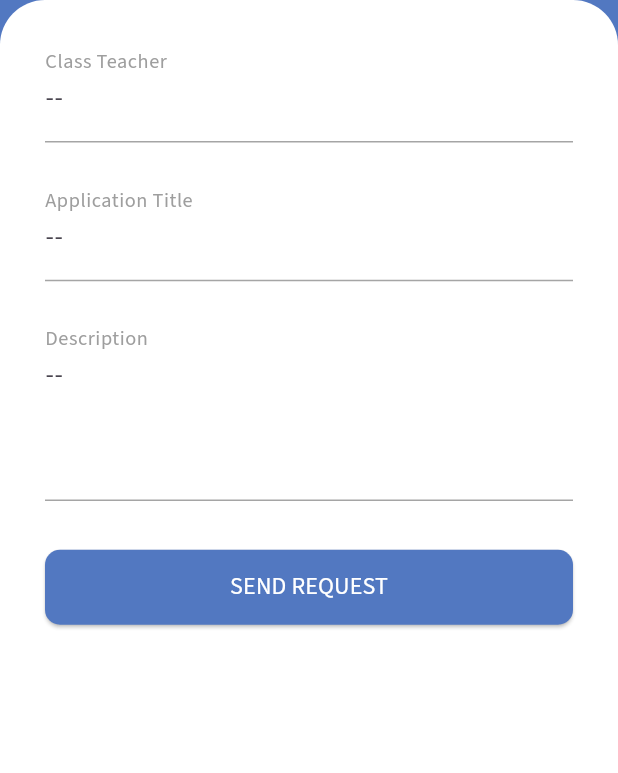
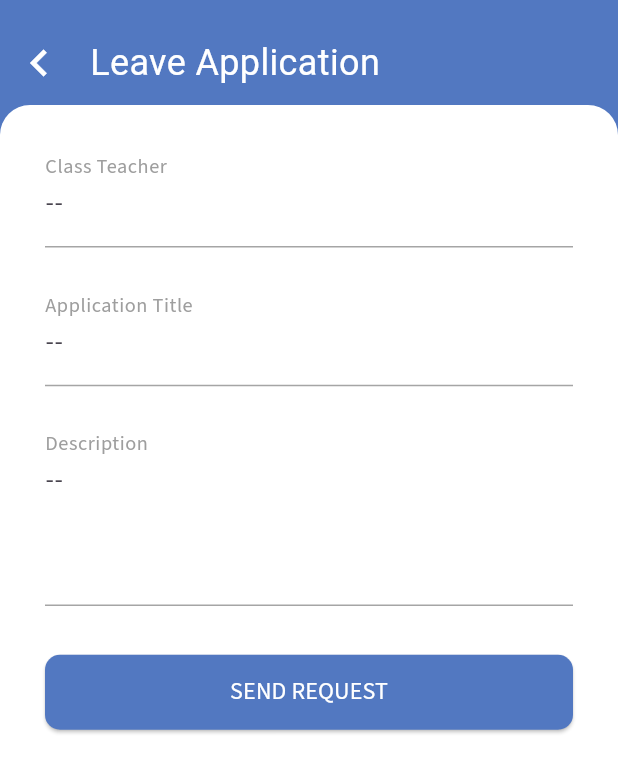
Before and after one commit to georgecabaccang/iskulapp-flutter, a Flutter app: the LeaveApplicationPage screen opened directly, on a phone screen of 412 x 824 dp. Shown: the top 773 px of the screen. Run offline on Flutter 3.47's test engine with Material 3 defaults, Android fonts, the phone set to English and light mode, and no system bars; our stand-ins replace dotted_line, flutter_bloc, flutter_dotenv, flutter_secure_storage, flutter_spinkit, freezed_annotation and 1 more; accounts and stored records are empty.

Commit message:
applied refractor in leave_application_page

```diff
--- a/lib/pages/assignment/assignment_add/assignment_add_page/widgets/add_assignment_dropdown.dart
+++ b/lib/pages/assignment/assignment_add/assignment_add_page/widgets/add_assignment_dropdown.dart
@@ -16,7 +16,8 @@ class AddAssignmentDropdown extends StatelessWidget {
 
   @override
   Widget build(BuildContext context) {
-    return DropdownButtonFormField<String>(
+    return Material(
+      child: DropdownButtonFormField<String>(
         value: value,
         decoration: InputDecoration(
           hintText: hint,
@@ -39,6 +40,7 @@ class AddAssignmentDropdown extends StatelessWidget {
         onChanged: onChanged,
         isExpanded: true, // Makes the dropdown take the full width
         icon: const Icon(Icons.keyboard_arrow_down_sharp, color: Colors.grey),
+      ),
     );
   }
 }
--- a/lib/pages/leave_application/leave_application_page.dart
+++ b/lib/pages/leave_application/leave_application_page.dart
@@ -3,6 +3,8 @@ import 'package:school_erp/theme/colors.dart';
 import 'package:school_erp/pages/common_widgets/custom_app_bar.dart';
 import 'package:school_erp/pages/assignment/widgets/assignment_animation_manager.dart';
 import 'package:school_erp/pages/leave_application/widgets/leave_application_card.dart';
+import 'package:school_erp/pages/EnterExitRoute.dart';
+import 'package:school_erp/pages/common_widgets/app_content.dart';
 
 class LeaveApplicationPage extends StatefulWidget {
   const LeaveApplicationPage({super.key});
@@ -13,66 +15,32 @@ class LeaveApplicationPage extends StatefulWidget {
 
 class _LeaveApplicationPageState extends State<LeaveApplicationPage>
     with SingleTickerProviderStateMixin {
-  late AssignmentAnimationManager animationManager;
-
-  @override
-  void initState() {
-    super.initState();
-    animationManager = AssignmentAnimationManager(vsync: this);
-    _startAnimation();
-  }
-
-  void _startAnimation() {
-    animationManager.startAnimation();
-  }
-
-  void _handleBackPress() {
-    animationManager.reverseAnimation();
-    Future.delayed(animationManager.duration, () {
-      if (mounted) {
-        Navigator.pop(context);
-      }
-    });
-  }
 
   @override
   Widget build(BuildContext context) {
-    return Scaffold(
-      body: Stack(
+    return const Scaffold(
+      backgroundColor: AppColors.primaryColor,
+      body: Column(
         children: [
-          Container(color: AppColors.primaryColor),
-          AnimatedBuilder(
-            animation: animationManager.controller,
-            builder: (context, child) {
-              return Positioned(
-                top: animationManager.topPosition,
-                left: 0,
-                right: 0,
-                bottom: 0,
-                child: Container(
-                  decoration: const BoxDecoration(
-                    color: Colors.white,
-                    borderRadius: BorderRadius.only(
-                      topLeft: Radius.circular(30.0),
-                      topRight: Radius.circular(30.0),
-                    ),
-                  ),
-                  child: FadeTransition(
-                    opacity: animationManager.fadeAnimation,
-                    child: const LeaveApplicationCard(),
-                  ),
-                ),
-              );
-            },
+          CustomAppBar(
+            title: 'Leave Application',
+          ),
+          AppContent(
+            content: [
+              Column(
+                mainAxisAlignment: MainAxisAlignment.spaceBetween,
+                crossAxisAlignment: CrossAxisAlignment.center,
+                children: [
+                   LeaveApplicationCard(),
+                ],
+              )
+
+            ],
           ),
         ],
       ),
     );
   }
 
-  @override
-  void dispose() {
-    animationManager.dispose();
-    super.dispose();
-  }
+
 }
--- a/lib/pages/leave_application/widgets/leave_application_card.dart
+++ b/lib/pages/leave_application/widgets/leave_application_card.dart
@@ -62,7 +62,7 @@ class LeaveApplicationCard extends StatelessWidget {
                 minimumSize: const Size(double.infinity, 50),
               ),
               onPressed: () {
-                // Submit leave application logic here
+                print("Leave application sent");
               },
               child: Text(
                 'SEND REQUEST',
```
Also changed, not shown: lib/pages/assignment/assignment_add/assignment_add_page/assignment_add_page.dart (+18 -21 lines), lib/pages/assignment/assignment_add/assignment_add_page/widgets/add_assignment_form.dart (+4 -8 lines), lib/pages/assignment/assignment_add/assignment_setup_page/question_setup_page.dart (+6 -5 lines), lib/pages/assignment/assignment_list_page/assignment_list_page.dart (+5 -5 lines). Lines whose indentation alone changed are shown as unchanged.
